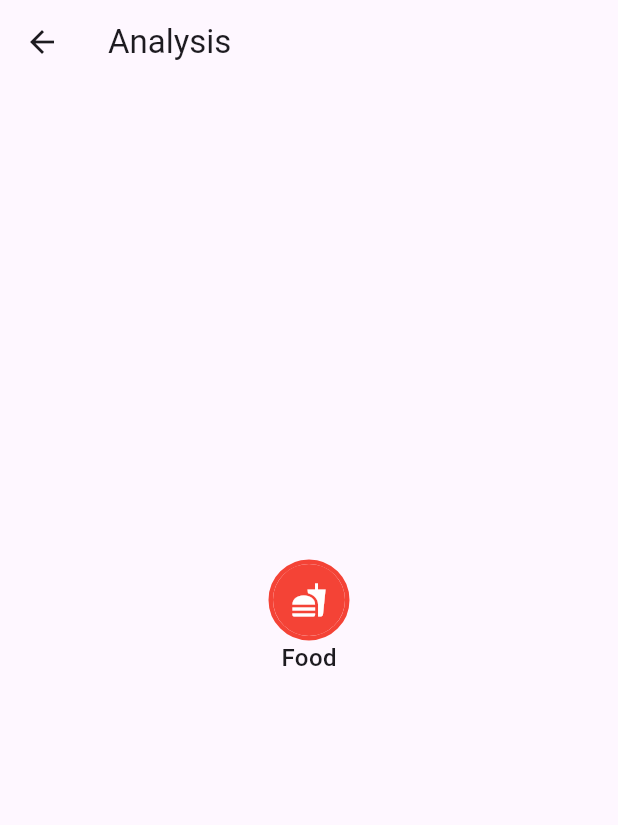
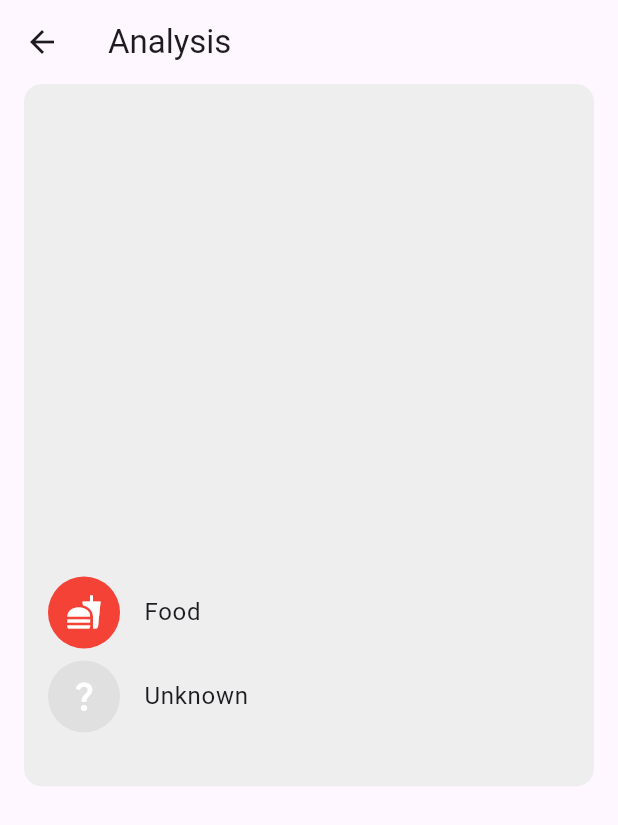
Before and after one commit to Harsh-bhai/expense-tracker-app, a Flutter app: the AnalysisPage screen opened directly, on a phone screen of 412 x 824 dp. Shown: the top 825 px of the screen. Run offline on Flutter 3.47's test engine with Material 3 defaults, Android fonts, the phone set to English and light mode, and no system bars; drawn by our look-alikes of fl_chart; our stand-ins replace flutter_colorpicker, hive, hive_flutter, permission_handler; missing offline and left inert: flutter_iconpicker, flutter_sms_inbox; accounts and stored records are empty.

Commit message:
piechart modified

```diff
--- a/lib/screens/analysis_page.dart
+++ b/lib/screens/analysis_page.dart
@@ -21,21 +21,32 @@ class _AnalysisPageState extends State<AnalysisPage> {
   @override
   Widget build(BuildContext context) {
     CategoryNotifier categoryNotifier = Provider.of<CategoryNotifier>(context);
-    List<HiveListTileModel> categoryArray = [...categoryNotifier.expenseCategories,
-    //FIXME - add unknown category
-    // HiveListTileModel(
-    //   title: 'Unknown',
-    //   bgColor: Colors.grey.shade300,
-    //   icon: Icons.question_mark,
-    // )
+    List<HiveListTileModel> categoryArray = [
+      ...categoryNotifier.expenseCategories,
+      HiveListTileModel(
+        title: 'Unknown',
+        bgColor: Colors.grey.shade300,
+        icon: Icons.question_mark,
+      )
     ];
+
     return Scaffold(
       appBar: AppBar(
         title: const Text('Analysis'),
       ),
-      body: Column(
+      body: Padding(
+        padding: const EdgeInsets.symmetric(horizontal: 16.0),
+        child: Container(
+          padding: const EdgeInsets.symmetric(vertical: 16.0),
+          decoration: BoxDecoration(
+            color: Colors.grey.shade200,
+            borderRadius: BorderRadius.circular(12.0),
+          ),
+          child: Column(
             crossAxisAlignment: CrossAxisAlignment.center,
             mainAxisAlignment: MainAxisAlignment.start,
+            mainAxisSize:
+                MainAxisSize.min, // Ensures the column takes the minimum height
             children: [
               AspectRatio(
                 aspectRatio: 1.3,
@@ -71,30 +82,44 @@ class _AnalysisPageState extends State<AnalysisPage> {
                   ),
                 ),
               ),
-
-          // category labels
-            Expanded(
-            child: Wrap(
-              children: List.generate(
-                categoryArray.length,
-                (index) {
-                  final category = categoryNotifier.expenseCategories[index];
+              // Category labels
+              Padding(
+                padding: const EdgeInsets.symmetric(vertical: 16.0),
+                child: ListView.builder(
+                  shrinkWrap:
+                      true, // Ensures the ListView takes only the necessary height
+                  physics:
+                      const NeverScrollableScrollPhysics(), // Disables scrolling
+                  itemCount: categoryArray.length,
+                  itemBuilder: (context, index) {
+                    final category = categoryArray[index];
                     bool isHighlighted = _touchedIndex == index;
 
-                  return Padding(
-                    padding: const EdgeInsets.symmetric(horizontal: 8.0),
-                    child: Indicator(
-                      color:  category.bgColor,
-                      icon: category.iconData,
-                      text: category.title,
-                      showBorder: isHighlighted,
+                    return ListTile(
+                      title: Text(category.title ?? "Unknown"),
+                      selected: isHighlighted,
+                      selectedTileColor: isHighlighted ? category.bgColor?.withOpacity(0.3) : Colors.transparent,
+                      leading: CircleAvatar(
+                        radius: 24.0,
+                        backgroundColor: category.bgColor,
+                        child: Icon(
+                          category.iconData,
+                          color: Colors.white,
+                          size: 24.0,
                         ),
+                      ),
+
+                      // color: category.bgColor ?? Colors.grey.shade300,
+                      // icon: category.iconData ?? Icons.question_mark,
+                      // text: category.title ?? 'Unknown',
+                      // showBorder: isHighlighted,
                     );
                   },
                 ),
               ),
+            ],
           ),
-        ],
+        ),
       ),
     );
   }
```
Lines whose indentation alone changed are shown as unchanged.
